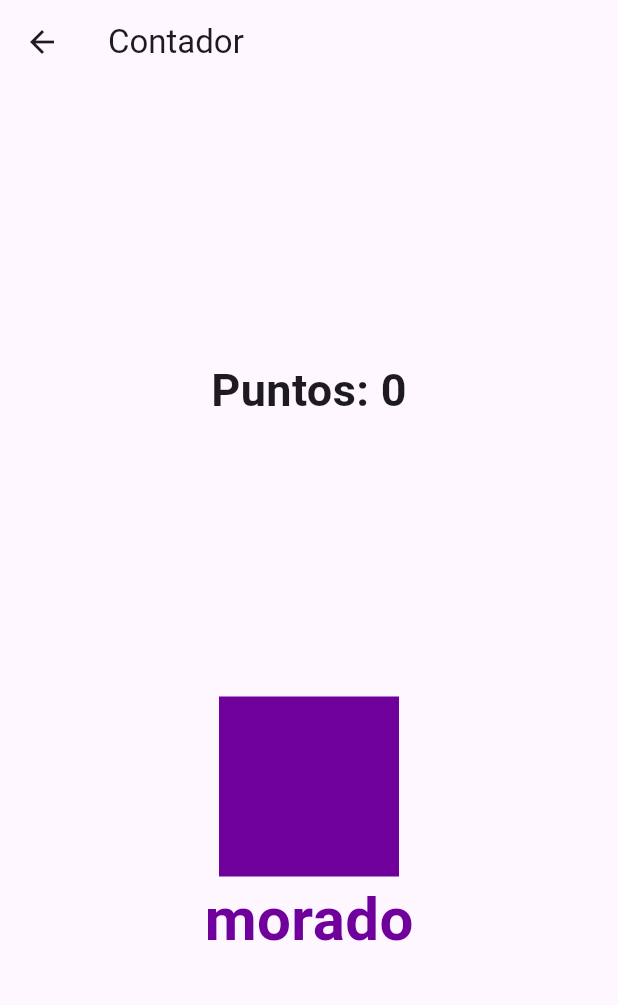
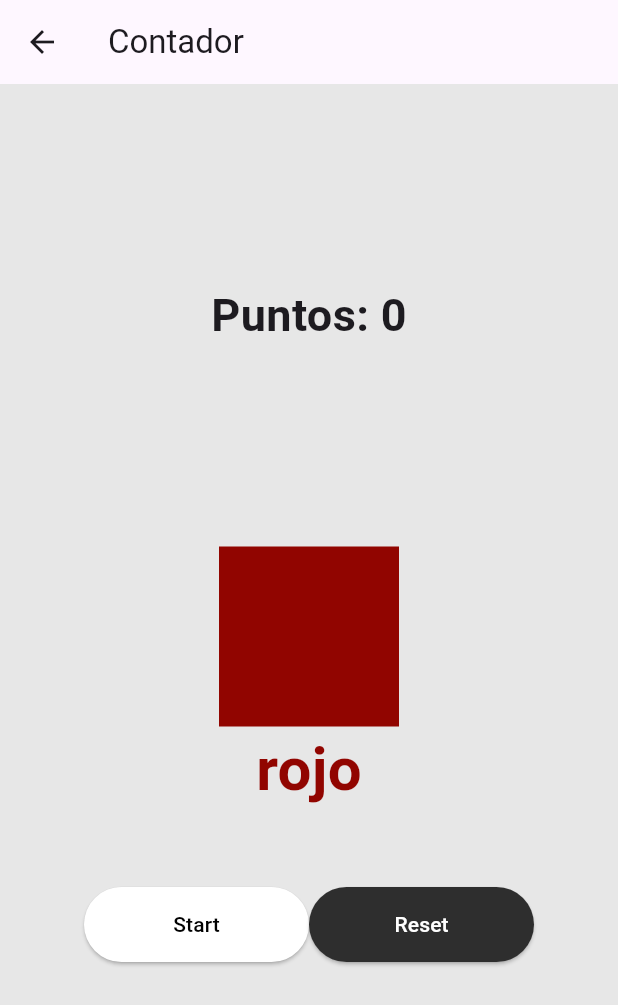
Before and after one commit to stha827/AplicacionesMultimedia_SaraThapaKc, a Flutter app: the RandomColors screen opened directly, on a phone screen of 412 x 824 dp. Shown: the top 1005 px of the screen. Run offline on Flutter 3.47's test engine with Material 3 defaults, Android fonts, the phone set to English and light mode, and no system bars; our stand-ins replace auto_size_text, google_fonts.

Commit message:
Ejercicios

```diff
--- a/lib/screens/ejercicio_12.dart
+++ b/lib/screens/ejercicio_12.dart
@@ -20,19 +20,64 @@ class _RandomColors extends State<RandomColors> {
   //Añadimos una variable del tiempo para poder ejecutar el código más adelante
   late Timer _timer;
 
-  var colorNames = ['rojo', 'morado', 'negro'];
+  var colorNames = ['rojo', 'morado', 'negro', 'azul'];
   var colorHex = [
     const Color.fromARGB(255, 145, 5, 0),
     const Color.fromARGB(255, 112, 0, 156),
     const Color.fromARGB(255, 0, 0, 0),
+    const Color.fromARGB(255, 0, 29, 90),
   ];
+
+  void getRandomColor() {
+    Random random = Random();
+    int randomNumber = random.nextInt(4);
+    randomColor = colorHex[randomNumber];
+  }
+
+  void getRandomName() {
+    Random random = Random();
+    int randomNumber = random.nextInt(4);
+    randomName = colorNames[randomNumber];
+  }
+
+  String hexToStringConverter(Color hexColor) {
+    if (hexColor == const Color.fromARGB(255, 145, 5, 0)) {
+      return 'rojo';
+    } else if (hexColor == const Color.fromARGB(255, 112, 0, 156)) {
+      return 'morado';
+    } else if (hexColor == const Color.fromARGB(255, 0, 0, 0)) {
+      return 'negro';
+    } else {
+      return 'azul';
+    }
+  }
+
+  void onGiftTap(String name, Color color) {
+    var colorToString = hexToStringConverter(color);
+    if (name == colorToString) {
+      points++;
+    } else {
+      points--;
+    }
+    setState(() {});
+  }
+
+  _reset() {
+    setState(() {
+      points = 0;
+    });
+    _timer.cancel();
+  }
+
+  _start() {
+    startTimer();
+  }
 
   @override
   void initState() {
     super.initState();
     getRandomColor();
     getRandomName();
-    startTimer();
   }
 
   void startTimer() {
@@ -57,6 +102,7 @@ class _RandomColors extends State<RandomColors> {
   Widget build(BuildContext context) {
     return Scaffold(
       appBar: AppBar(title: Text("Contador")),
+      backgroundColor: const Color.fromARGB(255, 231, 231, 231),
       body: Center(
         child: Column(
           mainAxisAlignment: MainAxisAlignment.spaceEvenly,
@@ -81,6 +127,50 @@ class _RandomColors extends State<RandomColors> {
                         fontWeight: FontWeight.bold,
                       ),
                     ),
+                    Padding(
+                      padding: EdgeInsets.all(50),
+                      child: Row(
+                        mainAxisAlignment: MainAxisAlignment.center,
+                        children: [
+                          ElevatedButton(
+                            onPressed: _start,
+                            style: ElevatedButton.styleFrom(
+                              minimumSize: Size(150, 50),
+                              backgroundColor: const Color.fromARGB(
+                                255,
+                                255,
+                                255,
+                                255,
+                              ),
+                            ),
+                            child: Text(
+                              "Start",
+                              style: TextStyle(
+                                color: const Color.fromARGB(255, 0, 0, 0),
+                              ),
+                            ),
+                          ),
+                          ElevatedButton(
+                            onPressed: _reset,
+                            style: ElevatedButton.styleFrom(
+                              minimumSize: Size(150, 50),
+                              backgroundColor: const Color.fromARGB(
+                                255,
+                                46,
+                                46,
+                                46,
+                              ),
+                            ),
+                            child: Text(
+                              "Reset",
+                              style: TextStyle(
+                                color: const Color.fromARGB(255, 255, 255, 255),
+                              ),
+                            ),
+                          ),
+                        ],
+                      ),
+                    ),
                   ],
                 ),
               ),
@@ -90,36 +180,4 @@ class _RandomColors extends State<RandomColors> {
       ),
     );
   }
-
-  void getRandomColor() {
-    Random random = Random();
-    int randomNumber = random.nextInt(3);
-    randomColor = colorHex[randomNumber];
-  }
-
-  void getRandomName() {
-    Random random = Random();
-    int randomNumber = random.nextInt(3);
-    randomName = colorNames[randomNumber];
-  }
-
-  String hexToStringConverter(Color hexColor) {
-    if (hexColor == const Color.fromARGB(255, 145, 5, 0)) {
-      return 'rojo';
-    } else if (hexColor == const Color.fromARGB(255, 112, 0, 156)) {
-      return 'morado';
-    } else {
-      return 'negro';
-    }
-  }
-
-  void onGiftTap(String name, Color color) {
-    var colorToString = hexToStringConverter(color);
-    if (name == colorToString) {
-      points++;
-    } else {
-      points--;
-    }
-    setState(() {});
-  }
 }
```
Also changed, not shown: lib/screens/ejercicio_10.dart (+7 -6 lines), lib/screens/ejercicio_13.dart (+38 -27 lines).
